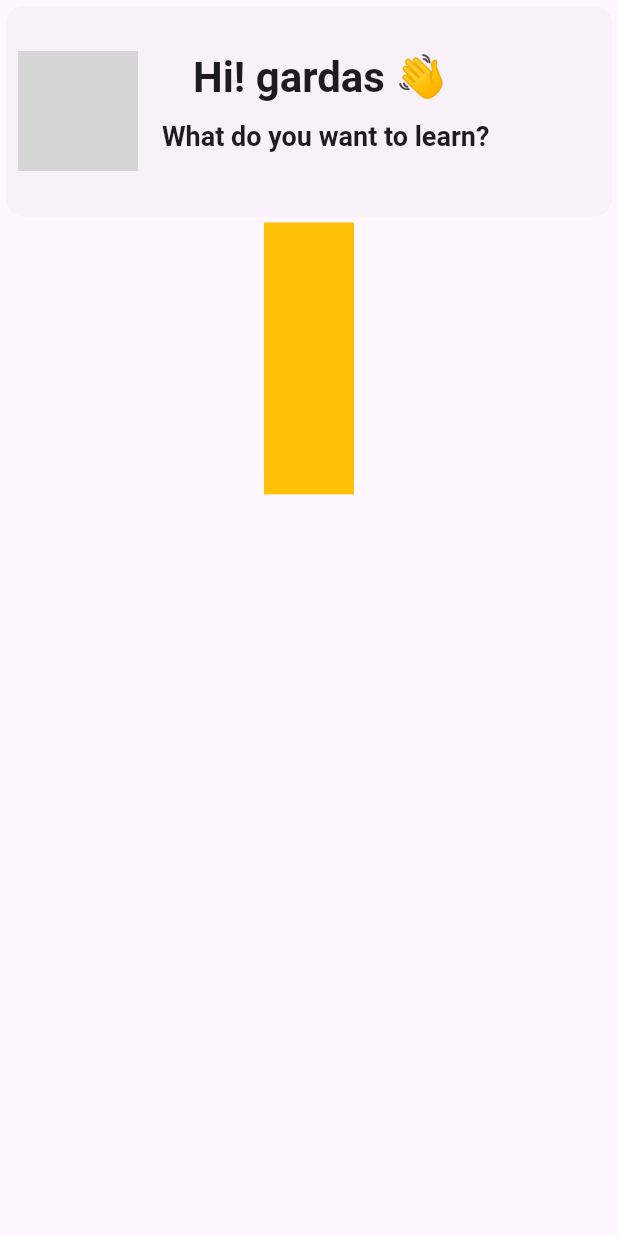
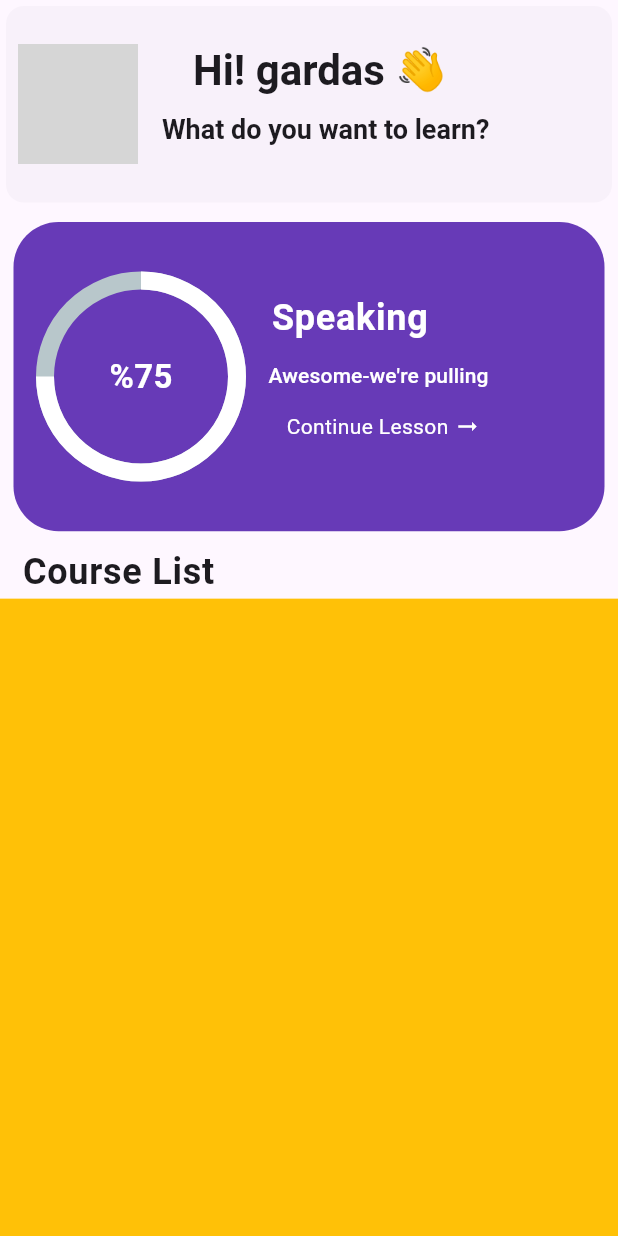
Before and after one commit to uluckabd/flutter_design_draft, a Flutter app: the screen it shows after launch, on a phone screen of 412 x 824 dp. Run offline on Flutter 3.47's test engine with Material 3 defaults, Android fonts, the phone set to English and light mode, and no system bars; drawn by our look-alikes of percent_indicator; network calls fail; grey boxes are pictures that could not be loaded.

Commit message:
bilgi paneli olusturuldu

```diff
--- a/lib/Babble_App/MainPage.dart
+++ b/lib/Babble_App/MainPage.dart
@@ -1,4 +1,5 @@
 import 'package:flutter/material.dart';
+import 'package:percent_indicator/circular_percent_indicator.dart';
 
 class Mainpage extends StatefulWidget {
   const Mainpage({super.key});
@@ -14,6 +15,7 @@ class _MainpageState extends State<Mainpage> {
       backgroundColor: Theme.of(context).scaffoldBackgroundColor,
       body: SafeArea(
         child: Column(
+          crossAxisAlignment: CrossAxisAlignment.start,
           children: [
             Expanded(
               flex: 18,
@@ -54,10 +56,97 @@ class _MainpageState extends State<Mainpage> {
               ),
             ),
             Expanded(
-              flex: 22,
-              child: Container(color: Colors.amber, width: 60),
+              flex: 29,
+              child: Container(
+                padding: EdgeInsets.all(5),
+                width: MediaQuery.of(context).size.width,
+                child: Card(
+                  shape: RoundedRectangleBorder(
+                    borderRadius: BorderRadiusGeometry.circular(30),
+                  ),
+                  color: Colors.deepPurple,
+                  elevation: 0,
+                  child: Row(
+                    crossAxisAlignment: CrossAxisAlignment.center,
+                    children: [
+                      Padding(
+                        padding: const EdgeInsets.all(15.0),
+                        child: CircularPercentIndicator(
+                          radius: 70.0, // büyükluk
+                          lineWidth: 12.0, //kalınlık
+                          percent: 0.75,
+                          progressColor: Colors.white,
+                          center: Text(
+                            "%75",
+                            style: TextStyle(
+                              fontSize: 22,
+                              fontWeight: FontWeight.bold,
+                              color: Colors.white,
+                            ),
+                          ),
+
+                          //yüzde
+                        ),
+                      ),
+                      Column(
+                        mainAxisAlignment: MainAxisAlignment.center,
+                        crossAxisAlignment: CrossAxisAlignment.start,
+
+                        children: [
+                          Padding(
+                            padding: const EdgeInsets.only(left: 2, bottom: 10),
+                            child: Text(
+                              "Speaking",
+                              style: Theme.of(context).textTheme.bodyLarge
+                                  ?.copyWith(color: Colors.white),
+                            ),
+                          ),
+                          Text(
+                            "Awesome-we're pulling   ",
+                            style: Theme.of(context).textTheme.labelLarge
+                                ?.copyWith(color: Colors.white),
+                            softWrap: true,
+                            maxLines: null,
+                            overflow: TextOverflow.visible,
+                          ),
+                          TextButton(
+                            onPressed: () {},
+                            child: Row(
+                              children: [
+                                Text(
+                                  "Continue Lesson ",
+                                  style: Theme.of(context).textTheme.bodyMedium
+                                      ?.copyWith(color: Colors.white),
+                                ),
+                                Icon(
+                                  Icons.arrow_right_alt_sharp,
+                                  color: Colors.white,
+                                ),
+                              ],
+                            ),
+                          ),
+                        ],
+                      ),
+                    ],
+                  ),
+                ),
+              ),
             ),
-            Expanded(flex: 60, child: Container()),
+            Padding(
+              padding: const EdgeInsets.only(left: 15),
+              child: Text(
+                "Course List",
+                style: Theme.of(context).textTheme.bodyLarge,
+                textAlign: TextAlign.left,
+              ),
+            ),
+            Expanded(
+              flex: 55,
+              child: Container(
+                width: MediaQuery.of(context).size.width,
+                color: Colors.amber,
+              ),
+            ),
           ],
         ),
       ),
--- a/lib/main.dart
+++ b/lib/main.dart
@@ -18,6 +18,7 @@ class MyApp extends StatelessWidget {
         textTheme: TextTheme(
           headlineLarge: TextStyle(fontWeight: FontWeight.bold, fontSize: 28),
           headlineMedium: TextStyle(fontSize: 18, fontWeight: FontWeight.w600),
+          bodyLarge: TextStyle(fontSize: 24, fontWeight: FontWeight.bold),
         ),
       ),
 
--- a/pubspec.yaml
+++ b/pubspec.yaml
@@ -30,6 +30,7 @@ environment:
 dependencies:
   flutter:
     sdk: flutter
+  percent_indicator: ^4.2.5
 
   # The following adds the Cupertino Icons font to your application.
   # Use with the CupertinoIcons class for iOS style icons.
```
Also changed, not shown: pubspec.lock.
